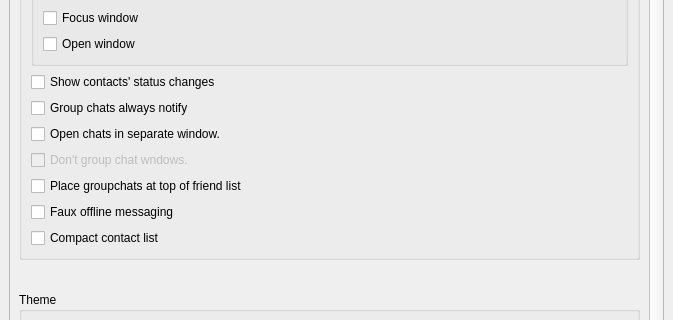
Old version of the form src/widget/form/settings/generalsettings.ui in the repository Zer0C00I/qTox; both pictures show x 0 to 673 and y 516 to 836 of the 673 by 1100 pixel window.
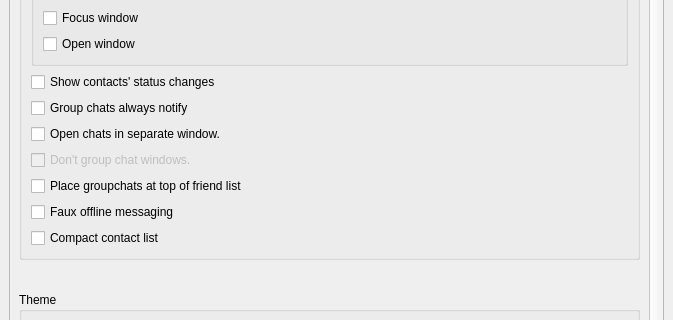
New version of the form. Custom widgets are drawn as their Qt base class.

Commit message: Multi-window: Translate all dialogs correctly, don't allow remove friend on dialogs

Diff of the .ui file:
```diff
--- a/src/widget/form/settings/generalsettings.ui
+++ b/src/widget/form/settings/generalsettings.ui
@@ -40,7 +40,7 @@
         <x>0</x>
         <y>0</y>
         <width>639</width>
-        <height>1221</height>
+        <height>1388</height>
        </rect>
       </property>
       <layout class="QVBoxLayout" name="verticalLayout_4" stretch="0,0,0,1">
@@ -387,7 +387,7 @@
              <bool>false</bool>
             </property>
             <property name="text">
-             <string>Don't group chat wndows.</string>
+             <string>Don't group chat windows.</string>
             </property>
            </widget>
           </item>
```
The commit also changes 5 other files.
